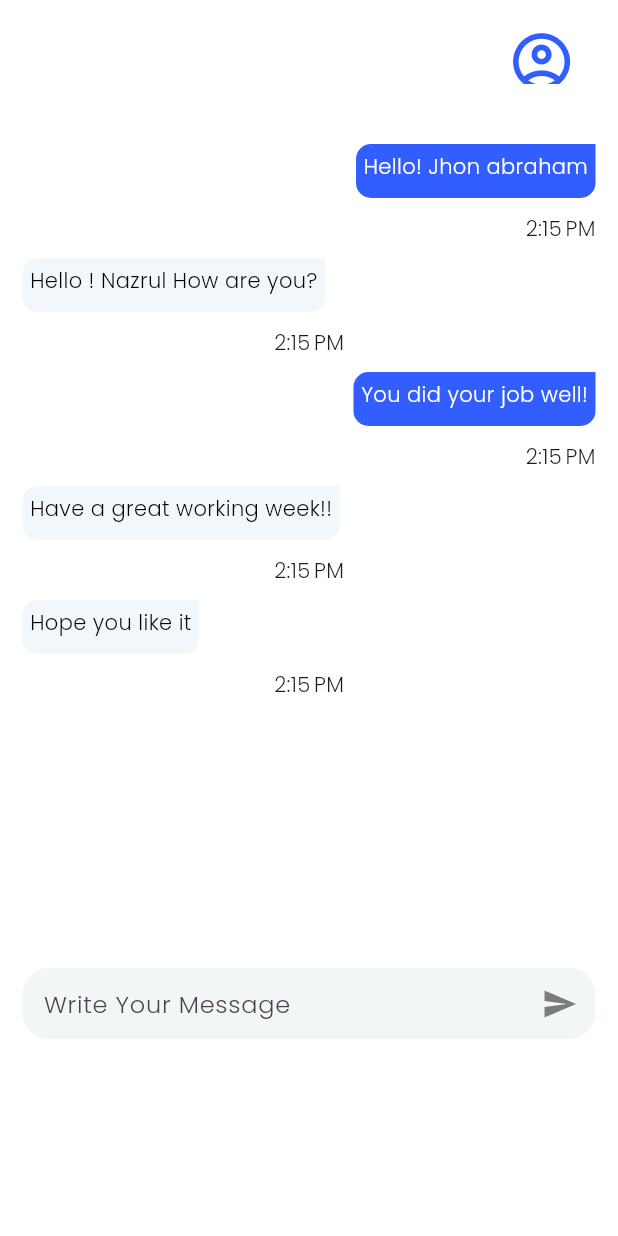
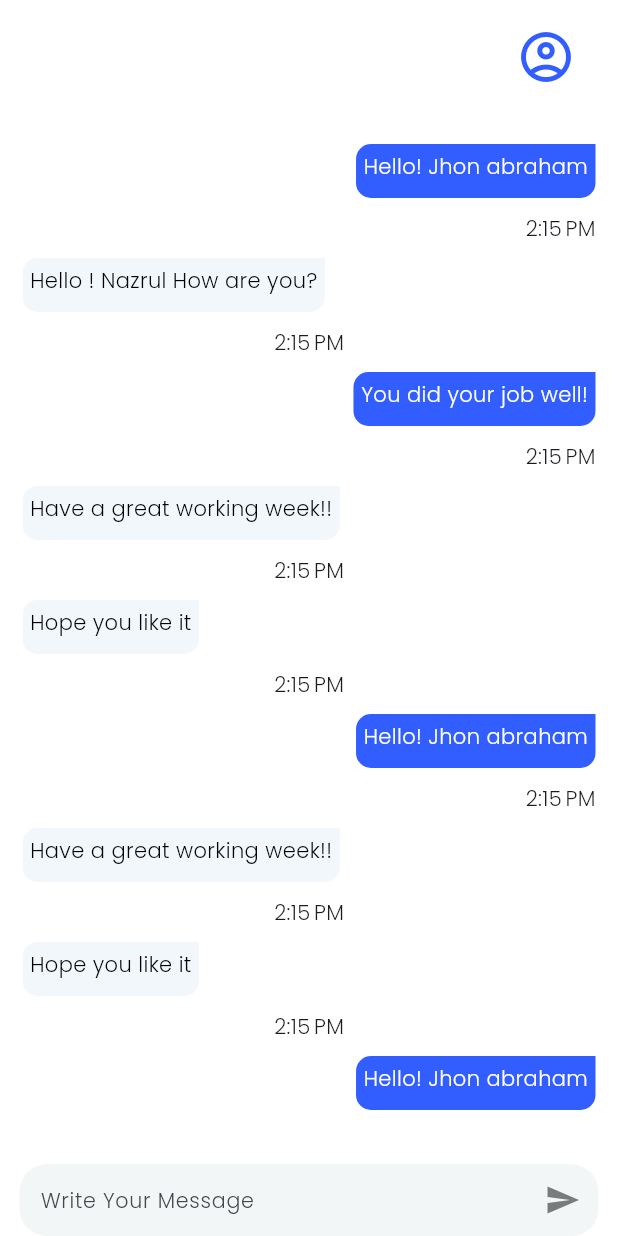
Before and after one commit to AbidUllah0/chat_app_UI, a Flutter app: the Messages screen opened directly, on a phone screen of 412 x 824 dp. Run offline on Flutter 3.47's test engine with Material 2 defaults, Android fonts, the phone set to English and light mode, and no system bars; our stand-ins replace flutter_screenutil.

Commit message:
updated code

```diff
--- a/lib/Views/LoginScreen/login_screen.dart
+++ b/lib/Views/LoginScreen/login_screen.dart
@@ -12,8 +12,6 @@ import 'package:flutter_screenutil/flutter_screenutil.dart';
 import '../../utils/app_colors.dart';
 
 class LoginScreen extends StatelessWidget {
-  const LoginScreen({super.key});
-
   @override
   Widget build(BuildContext context) {
     return SafeArea(
--- a/lib/Views/Profile/profile_view.dart
+++ b/lib/Views/Profile/profile_view.dart
@@ -5,6 +5,7 @@ import '../../Widgets/custom_text.dart';
 import '../../utils/app_colors.dart';
 import '../../utils/app_images.dart';
 import '../Account/account_view.dart';
+import '../SendMessage/send_message.dart';
 import 'components/custom_list_tile.dart';
 
 class Profile extends StatelessWidget {
@@ -78,7 +79,14 @@ class Profile extends StatelessWidget {
                   height: 19.sp,
                 ),
                 CustomListTile(
-                  onPressed: () {},
+                  onPressed: () {
+                    Navigator.push(
+                      context,
+                      MaterialPageRoute(
+                        builder: (context) => SendMessage(),
+                      ),
+                    );
+                  },
                   circleAvatarIcon: Icons.people,
                   titleText: "Invite a friend",
                   subtitleText: "",
--- /dev/null
+++ b/lib/Views/messages/components/message_input_textfield.dart
@@ -0,0 +1,46 @@
+import 'package:chat_app2/model/messages_data.dart';
+import 'package:flutter/material.dart';
+import 'package:flutter_screenutil/flutter_screenutil.dart';
+import '../../../utils/app_colors.dart';
+
+class MessageInputTextField extends StatefulWidget {
+  @override
+  State<MessageInputTextField> createState() => _MessageInputTextFieldState();
+}
+
+class _MessageInputTextFieldState extends State<MessageInputTextField> {
+  final TextEditingController _messageController = TextEditingController();
+
+  @override
+  Widget build(BuildContext context) {
+    return TextFormField(
+      controller: _messageController,
+      decoration: InputDecoration(
+        contentPadding: EdgeInsets.all(10),
+        hintText: 'Write Your Message',
+        hintStyle: TextStyle(
+          fontSize: 12.sp,
+          fontWeight: FontWeight.w300,
+        ),
+        suffixIcon: IconButton(
+          onPressed: () {},
+          icon: Icon(
+            Icons.send_sharp,
+            color: AppColors.textGreyColor,
+          ),
+        ),
+        fillColor: Color(0xffF3F6F6),
+        enabledBorder: OutlineInputBorder(
+          borderRadius: BorderRadius.circular(18),
+          borderSide: BorderSide.none,
+        ),
+        focusedBorder: OutlineInputBorder(
+          borderRadius: BorderRadius.circular(18),
+          borderSide: BorderSide.none,
+        ),
+        filled: true,
+        border: InputBorder.none,
+      ),
+    );
+  }
+}
--- a/lib/Views/messages/messages.dart
+++ b/lib/Views/messages/messages.dart
@@ -1,15 +1,33 @@
 import 'package:chat_app2/Views/Profile/profile_view.dart';
+import 'package:chat_app2/Views/messages/components/message_input_textfield.dart';
 import 'package:chat_app2/Widgets/custom_text.dart';
-import 'package:chat_app2/Widgets/custom_textfield.dart';
 import 'package:chat_app2/utils/app_colors.dart';
-import 'package:flutter/gestures.dart';
 import 'package:flutter/material.dart';
 import 'package:flutter_screenutil/flutter_screenutil.dart';
 import 'package:intl/intl.dart';
-
 import '../../model/messages_data.dart';
 
-class Messages extends StatelessWidget {
+class Messages extends StatefulWidget {
+  @override
+  State<Messages> createState() => _MessagesState();
+}
+
+class _MessagesState extends State<Messages> {
+  final ScrollController scrollController = ScrollController();
+
+  @override
+  void dispose() {
+    super.dispose();
+  }
+
+  void scrollToLatestMessage() {
+    scrollController.animateTo(
+      scrollController.position.maxScrollExtent,
+      duration: Duration(milliseconds: 300),
+      curve: Curves.easeInOut,
+    );
+  }
+
   List<MessagesData> _data = [
     MessagesData(
         text: 'Hello! Jhon abraham', time: DateTime.now(), isSendByMe: true),
@@ -25,10 +43,31 @@ class Messages extends StatelessWidget {
         isSendByMe: false),
     MessagesData(
         text: 'Hope you like it', time: DateTime.now(), isSendByMe: false),
+    MessagesData(
+        text: 'Hello! Jhon abraham', time: DateTime.now(), isSendByMe: true),
+    MessagesData(
+        text: 'Have a great working week!!',
+        time: DateTime.now(),
+        isSendByMe: false),
+    MessagesData(
+        text: 'Hope you like it', time: DateTime.now(), isSendByMe: false),
+    MessagesData(
+        text: 'Hello! Jhon abraham', time: DateTime.now(), isSendByMe: true),
+    MessagesData(
+        text: 'Have a great working week!!',
+        time: DateTime.now(),
+        isSendByMe: false),
+    MessagesData(
+        text: 'Hope you like it', time: DateTime.now(), isSendByMe: false),
+    MessagesData(
+        text: 'Hello! Jhon abraham', time: DateTime.now(), isSendByMe: true),
   ];
 
   @override
   Widget build(BuildContext context) {
+    if (WidgetsBinding.instance.window.viewInsets.bottom > 0.0) {
+      scrollToLatestMessage();
+    } else {}
     return SafeArea(
       child: Scaffold(
         backgroundColor: AppColors.kWhiteColor,
@@ -43,27 +82,31 @@ class Messages extends StatelessWidget {
                 onPressed: () {
                   Navigator.push(
                     context,
-                    MaterialPageRoute(
-                      builder: (context) => Profile(),
-                    ),
+                    MaterialPageRoute(builder: (context) => Profile()),
                   );
                 },
-                icon: Icon(
-                  Icons.account_circle_outlined,
-                  size: 40.sp,
-                  color: AppColors.kPrimaryColor,
-                ),
+                icon: Icon(Icons.account_circle_outlined,
+                    size: 40, color: AppColors.kPrimaryColor),
               ),
             ),
           ],
         ),
-        body: SingleChildScrollView(
-          physics: BouncingScrollPhysics(),
-          child: Padding(
-            padding: const EdgeInsets.symmetric(horizontal: 15, vertical: 30),
-            child: Column(
-              children: [
-                ListView.builder(
+        bottomNavigationBar: Padding(
+          padding:
+              EdgeInsets.only(bottom: MediaQuery.of(context).viewInsets.bottom),
+          child: Container(
+            margin: EdgeInsets.only(left: 13, right: 13),
+            height: 40.h,
+            child: MessageInputTextField(),
+          ),
+        ),
+        body: Padding(
+          padding: const EdgeInsets.symmetric(horizontal: 15, vertical: 30),
+          child: Column(
+            children: [
+              Expanded(
+                child: ListView.builder(
+                  controller: scrollController,
                   shrinkWrap: true,
                   physics: BouncingScrollPhysics(),
                   itemCount: _data.length,
@@ -105,7 +148,6 @@ class Messages extends StatelessWidget {
                             text: DateFormat.jm().format(
                               DateFormat("hh:mm:ss").parse("14:15:00"),
                             ),
-
                             // text: '${currentTime.hour}:${currentTime.minute}'),
                           ),
                         ),
@@ -113,35 +155,8 @@ class Messages extends StatelessWidget {
                     );
                   },
                 ),
-                SizedBox(
-                  height: 150.h,
-                ),
-                Container(
-                  height: 40.h,
-                  child: TextFormField(
-                    decoration: InputDecoration(
-                      contentPadding: EdgeInsets.all(10),
-                      hintText: 'Write Your Message',
-                      suffixIcon: Icon(
-                        Icons.send_sharp,
-                        color: AppColors.textGreyColor,
-                      ),
-                      fillColor: Color(0xffF3F6F6),
-                      enabledBorder: OutlineInputBorder(
-                        borderRadius: BorderRadius.circular(18),
-                        borderSide: BorderSide.none,
-                      ),
-                      focusedBorder: OutlineInputBorder(
-                        borderRadius: BorderRadius.circular(18),
-                        borderSide: BorderSide.none,
-                      ),
-                      filled: true,
-                      border: InputBorder.none,
-                    ),
-                  ),
-                )
-              ],
-            ),
+              ),
+            ],
           ),
         ),
       ),
```
